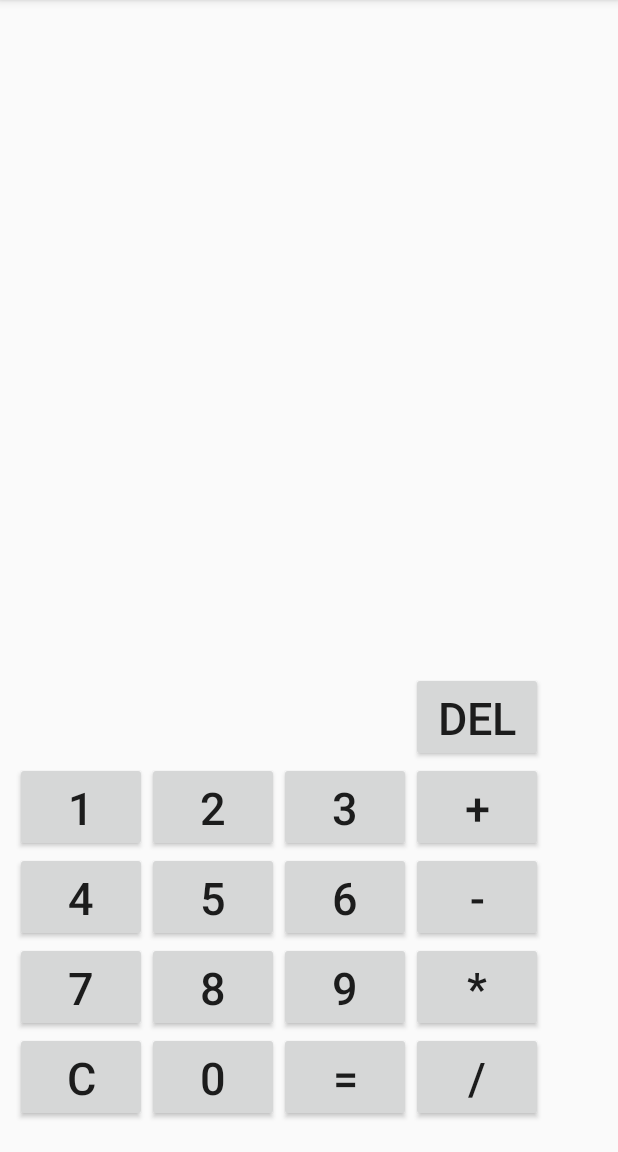
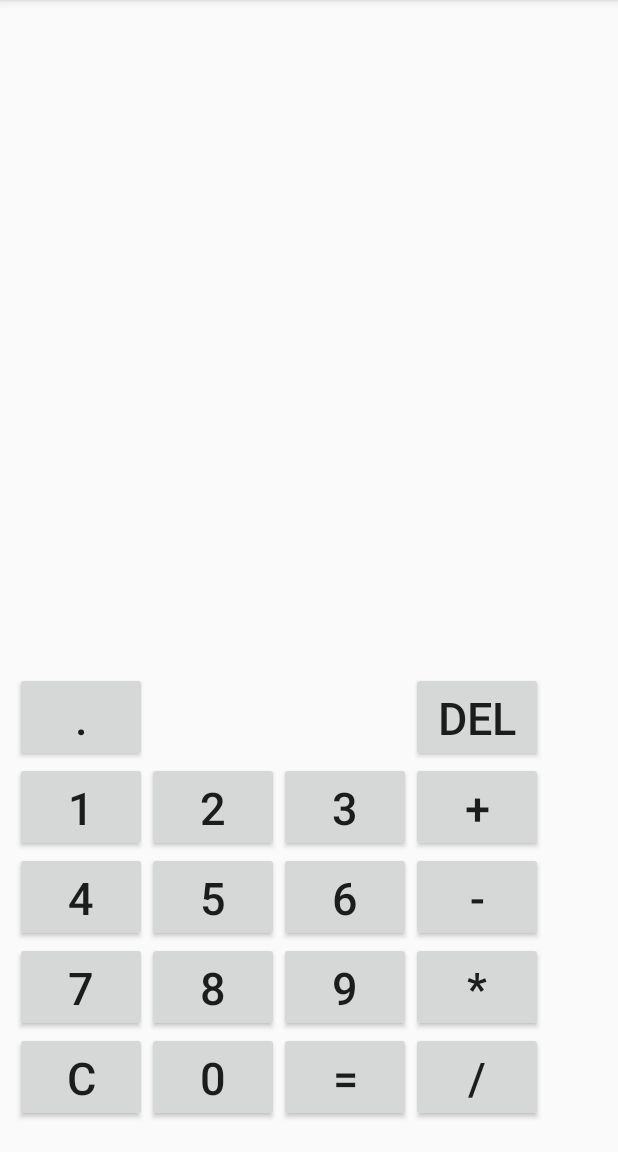
Before and after one commit to ANONYMOUS609/android-calculator, an Android app: the screen it shows after launch (StartActivity), on a phone screen of 412 x 824 dp, the part 84-1236 px from its top. Run offline under Robolectric (Android 15) with nearby library versions, the phone set to English and light mode, and no system bars.

Commit message:
Completed with decimal sign

```diff
--- a/Calculator/app/src/main/res/layout/activity_main.xml
+++ b/Calculator/app/src/main/res/layout/activity_main.xml
@@ -35,8 +35,9 @@
         android:layout_marginBottom="20dp"
         android:columnCount="4">
         <Button
-            android:id="@+id/btnno"
+            android:id="@+id/btndecimal"
             android:textSize="30sp"
+            android:text="."
             android:layout_height="60dp" />
         <Button
             android:id="@+id/btnno1"
```
Also changed, not shown: Calculator/app/src/main/java/com/example/pankajbhardwaj/calculator/StartActivity.java (+21 -2 lines).
